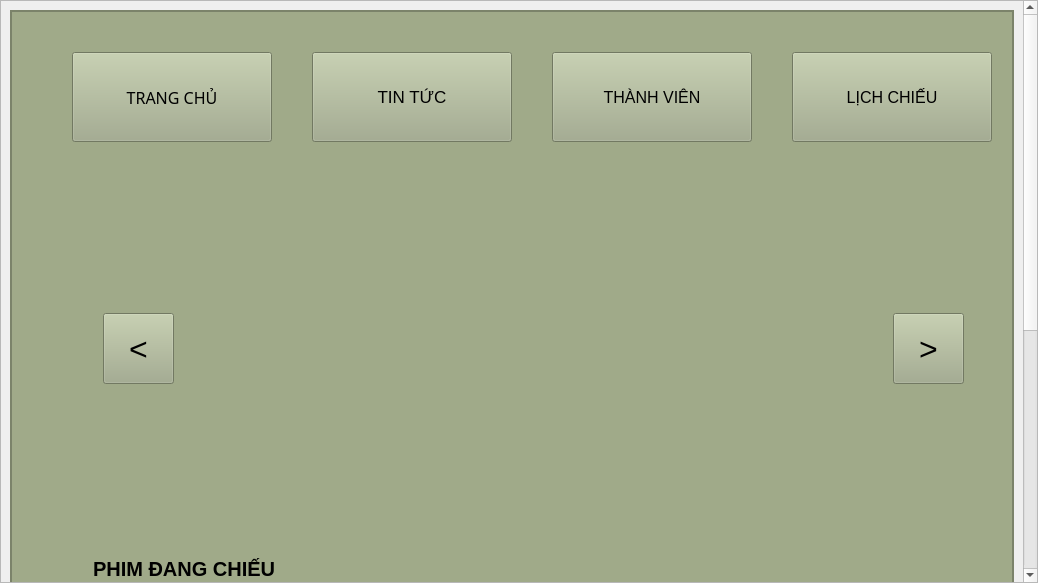
The window that trangchu.ui (Hahahahihihohe/LTUD) describes before a commit, drawn with Qt 5.
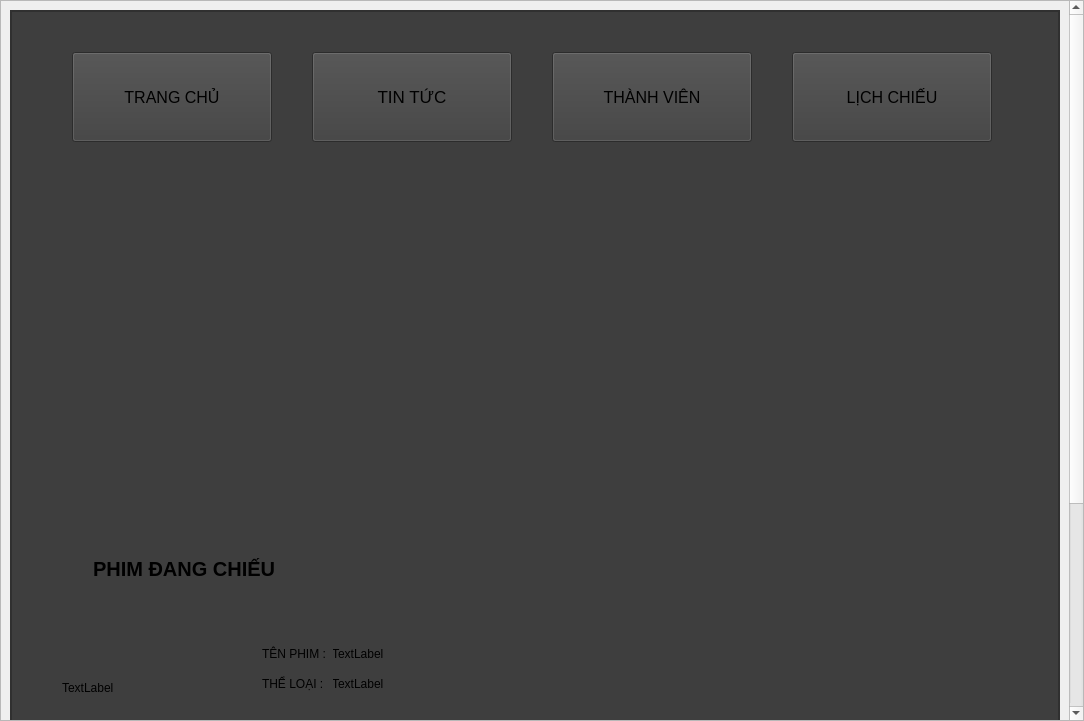
The same window after the commit. Icons and pictures are not drawn.

```diff
--- a/trangchu.ui
+++ b/trangchu.ui
@@ -6,8 +6,8 @@
    <rect>
     <x>0</x>
     <y>0</y>
-    <width>1038</width>
-    <height>583</height>
+    <width>1084</width>
+    <height>721</height>
    </rect>
   </property>
   <property name="windowTitle">
@@ -39,8 +39,8 @@
        <property name="geometry">
         <rect>
          <x>0</x>
-         <y>0</y>
-         <width>1022</width>
+         <y>-200</y>
+         <width>1061</width>
          <height>1022</height>
         </rect>
        </property>
@@ -54,7 +54,7 @@
            </size>
           </property>
           <property name="styleSheet">
-           <string notr="true">background-color: rgb(160, 170, 137)</string>
+           <string notr="true">background-color: rgb(62, 62, 62);</string>
           </property>
           <property name="frameShape">
            <enum>QFrame::StyledPanel</enum>
@@ -88,7 +88,7 @@
                <rect>
                 <x>0</x>
                 <y>0</y>
-                <width>996</width>
+                <width>1035</width>
                 <height>996</height>
                </rect>
               </property>
@@ -340,22 +340,14 @@
                 <widget class="QPushButton" name="phai">
                  <property name="geometry">
                   <rect>
-                   <x>870</x>
+                   <x>850</x>
                    <y>150</y>
                    <width>71</width>
                    <height>71</height>
                   </rect>
                  </property>
-                 <property name="font">
-                  <font>
-                   <pointsize>24</pointsize>
-                  </font>
-                 </property>
                  <property name="styleSheet">
-                  <string notr="true">background-color: rgba(0, 0, 0, 0);
-color: rgb(213, 0, 0) ;
-
-QPushButton {
+                  <string notr="true">QPushButton {
     background-color: rgba(0, 0, 0, 0); /* Nền trong suốt */
     border: none; /* Loại bỏ viền (nếu cần) */
     color: black; /* Màu chữ (có thể thay đổi) */
@@ -363,7 +355,7 @@
 </string>
                  </property>
                  <property name="text">
-                  <string>&gt;</string>
+                  <string/>
                  </property>
                  <property name="checkable">
                   <bool>false</bool>
@@ -372,24 +364,55 @@
                   <bool>true</bool>
                  </property>
                 </widget>
+                <widget class="QLabel" name="label_2">
+                 <property name="geometry">
+                  <rect>
+                   <x>850</x>
+                   <y>150</y>
+                   <width>71</width>
+                   <height>71</height>
+                  </rect>
+                 </property>
+                 <property name="text">
+                  <string/>
+                 </property>
+                 <property name="pixmap">
+                  <pixmap>C:/Users/hieun/Downloads/right.png.svg</pixmap>
+                 </property>
+                 <property name="scaledContents">
+                  <bool>true</bool>
+                 </property>
+                </widget>
+                <widget class="QLabel" name="label_3">
+                 <property name="geometry">
+                  <rect>
+                   <x>100</x>
+                   <y>150</y>
+                   <width>71</width>
+                   <height>71</height>
+                  </rect>
+                 </property>
+                 <property name="text">
+                  <string/>
+                 </property>
+                 <property name="pixmap">
+                  <pixmap>C:/Users/hieun/Downloads/left-arrow.png</pixmap>
+                 </property>
+                 <property name="scaledContents">
+                  <bool>true</bool>
+                 </property>
+                </widget>
                 <widget class="QPushButton" name="trai">
                  <property name="geometry">
                   <rect>
-                   <x>80</x>
+                   <x>100</x>
                    <y>150</y>
                    <width>71</width>
                    <height>71</height>
                   </rect>
                  </property>
-                 <property name="font">
-                  <font>
-                   <pointsize>24</pointsize>
-                  </font>
-                 </property>
                  <property name="styleSheet">
-                  <string notr="true">background-color: rgba(0, 0, 0, 0);
-color: rgb(213, 0, 0) ;
-QPushButton {
+                  <string notr="true">QPushButton {
     background-color: rgba(0, 0, 0, 0); /* Nền trong suốt */
     border: none; /* Loại bỏ viền (nếu cần) */
     color: black; /* Màu chữ (có thể thay đổi) */
@@ -397,7 +420,7 @@
 </string>
                  </property>
                  <property name="text">
-                  <string>&lt;</string>
+                  <string/>
                  </property>
                 </widget>
                 <widget class="QStackedWidget" name="stackedWidget_3">
@@ -1143,7 +1166,6 @@
                </property>
                <property name="font">
                 <font>
-                 <family>MS Reference Sans Serif</family>
                  <pointsize>12</pointsize>
                 </font>
                </property>
```
Left out of the diff: 6 changed lines with no effect on the pictures.
